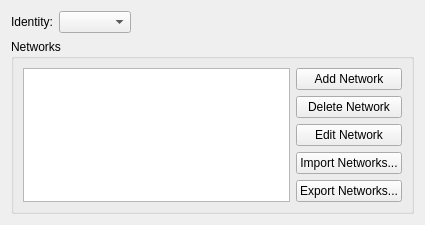
Old version of the form aki/dialogs/ui/serverdialog.ui in the repository KDE/aki.
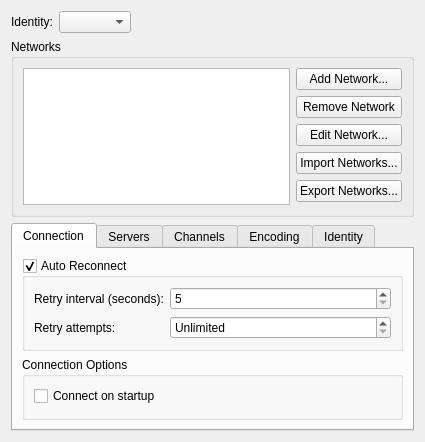
New version of the form. Custom widgets are drawn as their Qt base class.

Commit message: Added more functions to complete the server dialog but almost finished Removed all the QLatin1String()

```diff
--- a/aki/dialogs/ui/serverdialog.ui
+++ b/aki/dialogs/ui/serverdialog.ui
@@ -7,7 +7,7 @@
     <x>0</x>
     <y>0</y>
     <width>425</width>
-    <height>209</height>
+    <height>442</height>
    </rect>
   </property>
   <property name="windowTitle">
@@ -21,23 +21,228 @@
        <property name="text">
         <string>Identity:</string>
        </property>
+       <property name="buddy">
+        <cstring>identitySelector</cstring>
+       </property>
       </widget>
      </item>
      <item row="0" column="1">
       <widget class="Aki::IdentityComboBox" name="identitySelector"/>
      </item>
-     <item row="0" column="2">
-      <spacer name="horizontalSpacer">
-       <property name="orientation">
-        <enum>Qt::Horizontal</enum>
+     <item row="2" column="0" colspan="3">
+      <widget class="KTabWidget" name="ktabwidget">
+       <property name="currentIndex">
+        <number>0</number>
        </property>
-       <property name="sizeHint" stdset="0">
-        <size>
-         <width>40</width>
-         <height>20</height>
-        </size>
-       </property>
-      </spacer>
+       <widget class="QWidget" name="tab">
+        <attribute name="title">
+         <string>Connection</string>
+        </attribute>
+        <layout class="QGridLayout" name="gridLayout_6">
+         <item row="0" column="0">
+          <layout class="QGridLayout" name="gridLayout_5">
+           <item row="0" column="1">
+            <widget class="QGroupBox" name="groupBox_2">
+             <property name="title">
+              <string>Auto Reconnect</string>
+             </property>
+             <property name="checkable">
+              <bool>true</bool>
+             </property>
+             <layout class="QGridLayout" name="gridLayout_7">
+              <item row="0" column="0">
+               <layout class="QFormLayout" name="formLayout">
+                <item row="0" column="0">
+                 <widget class="QLabel" name="label_2">
+                  <property name="text">
+                   <string>Retry interval (seconds):</string>
+                  </property>
+                  <property name="buddy">
+                   <cstring>retryIntervalSpinBox</cstring>
+                  </property>
+                 </widget>
+                </item>
+                <item row="1" column="0">
+                 <widget class="QLabel" name="label_3">
+                  <property name="text">
+                   <string>Retry attempts:</string>
+                  </property>
+                  <property name="buddy">
+                   <cstring>retryAttemptsSpinBox</cstring>
+                  </property>
+                 </widget>
+                </item>
+                <item row="0" column="1">
+                 <widget class="KIntSpinBox" name="retryIntervalSpinBox">
+                  <property name="minimum">
+                   <number>5</number>
+                  </property>
+                  <property name="maximum">
+                   <number>60</number>
+                  </property>
+                 </widget>
+                </item>
+                <item row="1" column="1">
+                 <widget class="KIntSpinBox" name="retryAttemptsSpinBox">
+                  <property name="sizePolicy">
+                   <sizepolicy hsizetype="Minimum" vsizetype="Minimum">
+                    <horstretch>0</horstretch>
+                    <verstretch>0</verstretch>
+                   </sizepolicy>
+                  </property>
+                  <property name="specialValueText">
+                   <string>Unlimited</string>
+                  </property>
+                  <property name="maximum">
+                   <number>100</number>
+                  </property>
+                  <property name="value">
+                   <number>0</number>
+                  </property>
+                 </widget>
+                </item>
+               </layout>
+              </item>
+             </layout>
+            </widget>
+           </item>
+           <item row="1" column="1">
+            <widget class="QGroupBox" name="groupBox_3">
+             <property name="title">
+              <string>Connection Options</string>
+             </property>
+             <layout class="QGridLayout" name="gridLayout_8">
+              <item row="0" column="0">
+               <layout class="QFormLayout" name="formLayout_2">
+                <property name="fieldGrowthPolicy">
+                 <enum>QFormLayout::ExpandingFieldsGrow</enum>
+                </property>
+                <item row="0" column="0">
+                 <widget class="QCheckBox" name="connectOnStartupCheckBox">
+                  <property name="text">
+                   <string>Connect on startup</string>
+                  </property>
+                 </widget>
+                </item>
+               </layout>
+              </item>
+             </layout>
+            </widget>
+           </item>
+          </layout>
+         </item>
+        </layout>
+       </widget>
+       <widget class="QWidget" name="tab_2">
+        <attribute name="title">
+         <string>Servers</string>
+        </attribute>
+       </widget>
+       <widget class="QWidget" name="tab_3">
+        <attribute name="title">
+         <string>Channels</string>
+        </attribute>
+       </widget>
+       <widget class="QWidget" name="tab_4">
+        <attribute name="title">
+         <string>Encoding</string>
+        </attribute>
+        <layout class="QGridLayout" name="gridLayout_13">
+         <item row="0" column="0">
+          <layout class="QGridLayout" name="gridLayout_12">
+           <item row="0" column="0">
+            <widget class="QGroupBox" name="customEncodingGroupBox">
+             <property name="title">
+              <string>Custom Encoding</string>
+             </property>
+             <property name="checkable">
+              <bool>true</bool>
+             </property>
+             <property name="checked">
+              <bool>false</bool>
+             </property>
+             <layout class="QGridLayout" name="gridLayout_14">
+              <item row="0" column="0">
+               <layout class="QFormLayout" name="formLayout_4">
+                <item row="0" column="0">
+                 <widget class="QLabel" name="label_6">
+                  <property name="text">
+                   <string>Encoding:</string>
+                  </property>
+                  <property name="buddy">
+                   <cstring>encodingComboBox</cstring>
+                  </property>
+                 </widget>
+                </item>
+                <item row="0" column="1">
+                 <widget class="KComboBox" name="encodingComboBox"/>
+                </item>
+               </layout>
+              </item>
+             </layout>
+            </widget>
+           </item>
+          </layout>
+         </item>
+        </layout>
+       </widget>
+       <widget class="QWidget" name="tab_5">
+        <attribute name="title">
+         <string>Identity</string>
+        </attribute>
+        <layout class="QGridLayout" name="gridLayout_10">
+         <item row="0" column="0">
+          <layout class="QGridLayout" name="gridLayout_9">
+           <item row="0" column="0">
+            <widget class="QGroupBox" name="autoIdentifyGroupBox">
+             <property name="title">
+              <string>Auto Identify</string>
+             </property>
+             <property name="checkable">
+              <bool>true</bool>
+             </property>
+             <property name="checked">
+              <bool>false</bool>
+             </property>
+             <layout class="QGridLayout" name="gridLayout_11">
+              <item row="0" column="0">
+               <layout class="QFormLayout" name="formLayout_3">
+                <item row="0" column="0">
+                 <widget class="QLabel" name="label_4">
+                  <property name="text">
+                   <string>ServiceName:</string>
+                  </property>
+                  <property name="buddy">
+                   <cstring>serviceNameLineEdit</cstring>
+                  </property>
+                 </widget>
+                </item>
+                <item row="1" column="0">
+                 <widget class="QLabel" name="label_5">
+                  <property name="text">
+                   <string>Service Password:</string>
+                  </property>
+                  <property name="buddy">
+                   <cstring>servicePasswordLineEdit</cstring>
+                  </property>
+                 </widget>
+                </item>
+                <item row="0" column="1">
+                 <widget class="KLineEdit" name="serviceNameLineEdit"/>
+                </item>
+                <item row="1" column="1">
+                 <widget class="KLineEdit" name="servicePasswordLineEdit"/>
+                </item>
+               </layout>
+              </item>
+             </layout>
+            </widget>
+           </item>
+          </layout>
+         </item>
+        </layout>
+       </widget>
+      </widget>
      </item>
      <item row="1" column="0" colspan="3">
       <widget class="QGroupBox" name="groupBox">
@@ -55,21 +260,21 @@
             <item>
              <widget class="KPushButton" name="addNetworkButton">
               <property name="text">
-               <string>Add Network</string>
+               <string>Add Network...</string>
               </property>
              </widget>
             </item>
             <item>
              <widget class="KPushButton" name="removeNetworkButton">
               <property name="text">
-               <string>Delete Network</string>
+               <string>Remove Network</string>
               </property>
              </widget>
             </item>
             <item>
              <widget class="KPushButton" name="editNetworkButton">
               <property name="text">
-               <string>Edit Network</string>
+               <string>Edit Network...</string>
               </property>
              </widget>
             </item>
@@ -87,6 +292,19 @@
               </property>
              </widget>
             </item>
+            <item>
+             <spacer name="verticalSpacer">
+              <property name="orientation">
+               <enum>Qt::Vertical</enum>
+              </property>
+              <property name="sizeHint" stdset="0">
+               <size>
+                <width>20</width>
+                <height>40</height>
+               </size>
+              </property>
+             </spacer>
+            </item>
            </layout>
           </item>
          </layout>
@@ -94,16 +312,50 @@
        </layout>
       </widget>
      </item>
+     <item row="0" column="2">
+      <spacer name="horizontalSpacer">
+       <property name="orientation">
+        <enum>Qt::Horizontal</enum>
+       </property>
+       <property name="sizeHint" stdset="0">
+        <size>
+         <width>40</width>
+         <height>20</height>
+        </size>
+       </property>
+      </spacer>
+     </item>
     </layout>
    </item>
   </layout>
  </widget>
  <customwidgets>
+  <customwidget>
+   <class>KIntSpinBox</class>
+   <extends>QSpinBox</extends>
+   <header>knuminput.h</header>
+  </customwidget>
   <customwidget>
    <class>KPushButton</class>
    <extends>QPushButton</extends>
    <header>kpushbutton.h</header>
   </customwidget>
+  <customwidget>
+   <class>KLineEdit</class>
+   <extends>QLineEdit</extends>
+   <header>klineedit.h</header>
+  </customwidget>
+  <customwidget>
+   <class>KComboBox</class>
+   <extends>QComboBox</extends>
+   <header>kcombobox.h</header>
+  </customwidget>
+  <customwidget>
+   <class>KTabWidget</class>
+   <extends>QTabWidget</extends>
+   <header>ktabwidget.h</header>
+   <container>1</container>
+  </customwidget>
   <customwidget>
    <class>Aki::IdentityComboBox</class>
    <extends>QComboBox</extends>
```
The commit also changes 27 other files.
